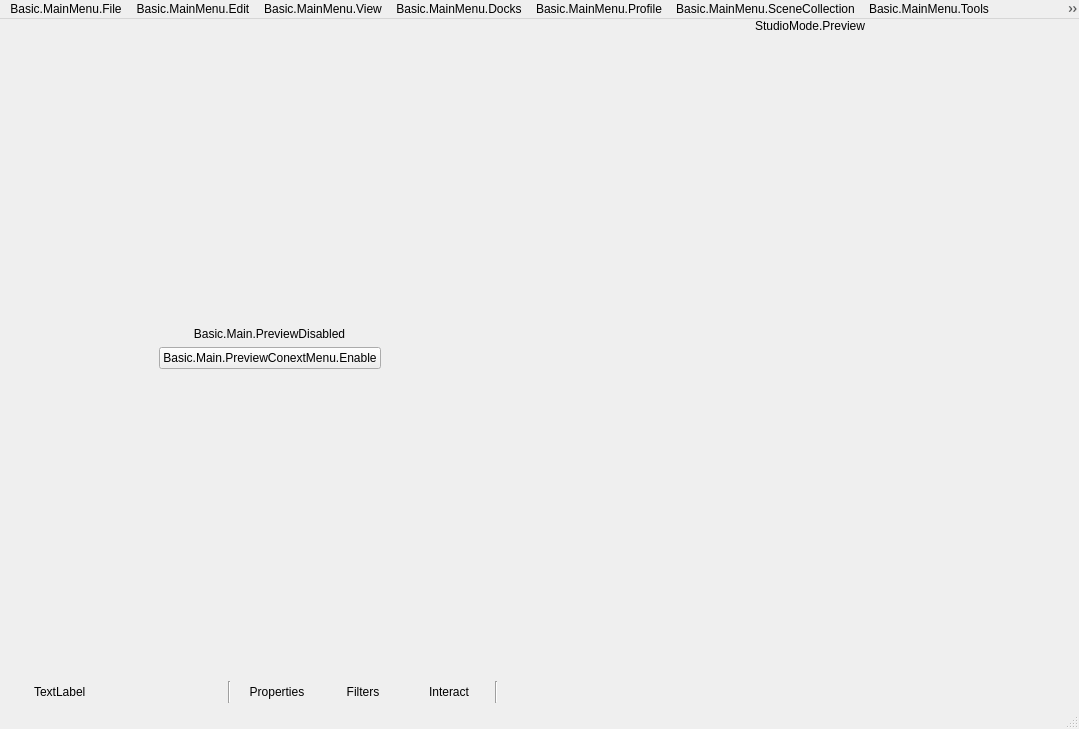
First picture: the form in UI/forms/OBSBasic.ui, repository tytan652/obs-studio, before the edit.
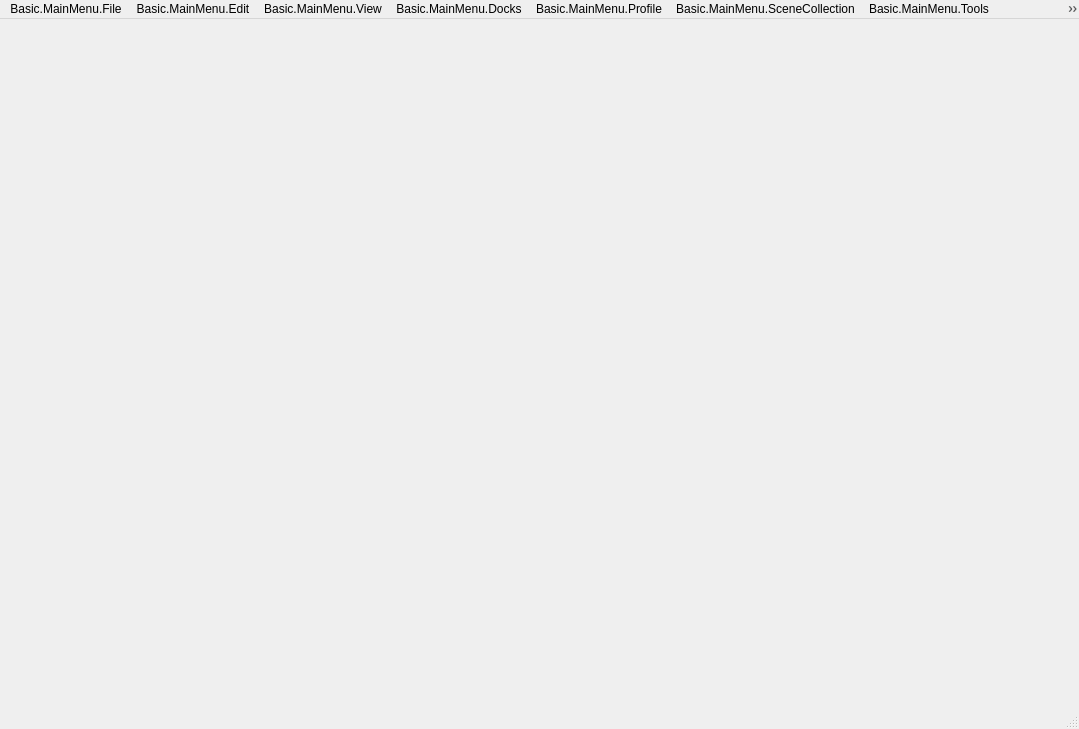
Second picture: the form after the edit. Icons and pictures are not drawn. Custom widgets are drawn as their Qt base class.

Commit message:
UI: Separate central widget from main window
This is dirt separation commit. Following commits will progressly clean
this separation.

OBSBasic is deeply tied to this widget for now.

```diff
--- a/UI/forms/OBSBasic.ui
+++ b/UI/forms/OBSBasic.ui
@@ -36,442 +36,6 @@
   <property name="dockOptions">
    <set>QMainWindow::AllowNestedDocks|QMainWindow::AllowTabbedDocks|QMainWindow::AnimatedDocks</set>
   </property>
-  <widget class="QWidget" name="centralwidget">
-   <layout class="QVBoxLayout" name="verticalLayout">
-    <property name="spacing">
-     <number>0</number>
-    </property>
-    <property name="leftMargin">
-     <number>0</number>
-    </property>
-    <property name="topMargin">
-     <number>0</number>
-    </property>
-    <property name="rightMargin">
-     <number>0</number>
-    </property>
-    <property name="bottomMargin">
-     <number>0</number>
-    </property>
-    <item>
-     <layout class="QHBoxLayout" name="horizontalLayout_2">
-      <item>
-       <layout class="QHBoxLayout" name="previewLayout">
-        <property name="spacing">
-         <number>2</number>
-        </property>
-        <item>
-         <widget class="QFrame" name="previewDisabledWidget">
-          <property name="sizePolicy">
-           <sizepolicy hsizetype="Expanding" vsizetype="Expanding">
-            <horstretch>0</horstretch>
-            <verstretch>0</verstretch>
-           </sizepolicy>
-          </property>
-          <layout class="QVBoxLayout" name="verticalLayout_7">
-           <item>
-            <spacer name="verticalSpacer_2">
-             <property name="orientation">
-              <enum>Qt::Vertical</enum>
-             </property>
-             <property name="sizeHint" stdset="0">
-              <size>
-               <width>20</width>
-               <height>40</height>
-              </size>
-             </property>
-            </spacer>
-           </item>
-           <item>
-            <widget class="QLabel" name="label">
-             <property name="sizePolicy">
-              <sizepolicy hsizetype="Preferred" vsizetype="Preferred">
-               <horstretch>0</horstretch>
-               <verstretch>0</verstretch>
-              </sizepolicy>
-             </property>
-             <property name="text">
-              <string>Basic.Main.PreviewDisabled</string>
-             </property>
-             <property name="alignment">
-              <set>Qt::AlignCenter</set>
-             </property>
-            </widget>
-           </item>
-           <item>
-            <layout class="QHBoxLayout" name="horizontalLayout">
-             <item>
-              <spacer name="horizontalSpacer_2">
-               <property name="orientation">
-                <enum>Qt::Horizontal</enum>
-               </property>
-               <property name="sizeHint" stdset="0">
-                <size>
-                 <width>40</width>
-                 <height>20</height>
-                </size>
-               </property>
-              </spacer>
-             </item>
-             <item>
-              <widget class="QPushButton" name="enablePreviewButton">
-               <property name="text">
-                <string>Basic.Main.PreviewConextMenu.Enable</string>
-               </property>
-              </widget>
-             </item>
-             <item>
-              <spacer name="horizontalSpacer_3">
-               <property name="orientation">
-                <enum>Qt::Horizontal</enum>
-               </property>
-               <property name="sizeHint" stdset="0">
-                <size>
-                 <width>40</width>
-                 <height>20</height>
-                </size>
-               </property>
-              </spacer>
-             </item>
-            </layout>
-           </item>
-           <item>
-            <spacer name="verticalSpacer_3">
-             <property name="orientation">
-              <enum>Qt::Vertical</enum>
-             </property>
-             <property name="sizeHint" stdset="0">
-              <size>
-               <width>20</width>
-               <height>40</height>
-              </size>
-             </property>
-            </spacer>
-           </item>
-          </layout>
-         </widget>
-        </item>
-        <item>
-         <layout class="QVBoxLayout" name="previewTextLayout">
-          <property name="spacing">
-           <number>0</number>
-          </property>
-          <item>
-           <widget class="QLabel" name="previewLabel">
-            <property name="text">
-             <string>StudioMode.Preview</string>
-            </property>
-            <property name="alignment">
-             <set>Qt::AlignBottom|Qt::AlignHCenter</set>
-            </property>
-           </widget>
-          </item>
-          <item>
-           <widget class="OBSBasicPreview" name="preview">
-            <property name="sizePolicy">
-             <sizepolicy hsizetype="Expanding" vsizetype="Expanding">
-              <horstretch>0</horstretch>
-              <verstretch>0</verstretch>
-             </sizepolicy>
-            </property>
-            <property name="minimumSize">
-             <size>
-              <width>32</width>
-              <height>32</height>
-             </size>
-            </property>
-            <property name="focusPolicy">
-             <enum>Qt::ClickFocus</enum>
-            </property>
-            <property name="contextMenuPolicy">
-             <enum>Qt::CustomContextMenu</enum>
-            </property>
-            <addaction name="actionRemoveSource"/>
-           </widget>
-          </item>
-         </layout>
-        </item>
-       </layout>
-      </item>
-     </layout>
-    </item>
-    <item>
-     <widget class="QFrame" name="contextContainer">
-      <property name="sizePolicy">
-       <sizepolicy hsizetype="Preferred" vsizetype="Preferred">
-        <horstretch>0</horstretch>
-        <verstretch>0</verstretch>
-       </sizepolicy>
-      </property>
-      <property name="minimumSize">
-       <size>
-        <width>0</width>
-        <height>30</height>
-       </size>
-      </property>
-      <layout class="QHBoxLayout" name="horizontalLayout9">
-       <property name="spacing">
-        <number>6</number>
-       </property>
-       <property name="sizeConstraint">
-        <enum>QLayout::SetDefaultConstraint</enum>
-       </property>
-       <property name="leftMargin">
-        <number>6</number>
-       </property>
-       <property name="topMargin">
-        <number>4</number>
-       </property>
-       <property name="rightMargin">
-        <number>6</number>
-       </property>
-       <property name="bottomMargin">
-        <number>4</number>
-       </property>
-       <item>
-        <widget class="QFrame" name="contextSubContainer">
-         <property name="sizePolicy">
-          <sizepolicy hsizetype="Preferred" vsizetype="Preferred">
-           <horstretch>0</horstretch>
-           <verstretch>0</verstretch>
-          </sizepolicy>
-         </property>
-         <property name="minimumSize">
-          <size>
-           <width>0</width>
-           <height>0</height>
-          </size>
-         </property>
-         <layout class="QHBoxLayout" name="horizontalLayout_5">
-          <property name="spacing">
-           <number>6</number>
-          </property>
-          <property name="leftMargin">
-           <number>0</number>
-          </property>
-          <property name="topMargin">
-           <number>0</number>
-          </property>
-          <property name="rightMargin">
-           <number>0</number>
-          </property>
-          <property name="bottomMargin">
-           <number>0</number>
-          </property>
-          <item>
-           <widget class="QLabel" name="contextSourceIcon">
-            <property name="sizePolicy">
-             <sizepolicy hsizetype="Fixed" vsizetype="Fixed">
-              <horstretch>0</horstretch>
-              <verstretch>0</verstretch>
-             </sizepolicy>
-            </property>
-            <property name="minimumSize">
-             <size>
-              <width>22</width>
-              <height>22</height>
-             </size>
-            </property>
-            <property name="maximumSize">
-             <size>
-              <width>22</width>
-              <height>22</height>
-             </size>
-            </property>
-            <property name="text">
-             <string/>
-            </property>
-           </widget>
-          </item>
-          <item>
-           <widget class="QLabel" name="contextSourceLabel">
-            <property name="sizePolicy">
-             <sizepolicy hsizetype="Preferred" vsizetype="Fixed">
-              <horstretch>0</horstretch>
-              <verstretch>0</verstretch>
-             </sizepolicy>
-            </property>
-            <property name="minimumSize">
-             <size>
-              <width>160</width>
-              <height>22</height>
-             </size>
-            </property>
-            <property name="maximumSize">
-             <size>
-              <width>160</width>
-              <height>22</height>
-             </size>
-            </property>
-            <property name="text">
-             <string>TextLabel</string>
-            </property>
-           </widget>
-          </item>
-          <item>
-           <widget class="QLabel" name="contextSourceIconSpacer">
-            <property name="sizePolicy">
-             <sizepolicy hsizetype="Fixed" vsizetype="Fixed">
-              <horstretch>0</horstretch>
-              <verstretch>0</verstretch>
-             </sizepolicy>
-            </property>
-            <property name="minimumSize">
-             <size>
-              <width>22</width>
-              <height>22</height>
-             </size>
-            </property>
-            <property name="maximumSize">
-             <size>
-              <width>22</width>
-              <height>22</height>
-             </size>
-            </property>
-            <property name="text">
-             <string/>
-            </property>
-           </widget>
-          </item>
-          <item>
-           <widget class="Line" name="line_3">
-            <property name="orientation">
-             <enum>Qt::Vertical</enum>
-            </property>
-           </widget>
-          </item>
-          <item>
-           <widget class="QPushButton" name="sourcePropertiesButton">
-            <property name="sizePolicy">
-             <sizepolicy hsizetype="Minimum" vsizetype="Fixed">
-              <horstretch>0</horstretch>
-              <verstretch>0</verstretch>
-             </sizepolicy>
-            </property>
-            <property name="minimumSize">
-             <size>
-              <width>0</width>
-              <height>22</height>
-             </size>
-            </property>
-            <property name="toolTip">
-             <string>Properties</string>
-            </property>
-            <property name="text">
-             <string>Properties</string>
-            </property>
-            <property name="icon">
-             <iconset resource="obs.qrc">
-              <normaloff>:/settings/images/settings/general.svg</normaloff>:/settings/images/settings/general.svg</iconset>
-            </property>
-            <property name="flat">
-             <bool>true</bool>
-            </property>
-            <property name="themeID2" stdset="0">
-             <string notr="true">contextBarButton</string>
-            </property>
-           </widget>
-          </item>
-          <item>
-           <widget class="QPushButton" name="sourceFiltersButton">
-            <property name="minimumSize">
-             <size>
-              <width>0</width>
-              <height>22</height>
-             </size>
-            </property>
-            <property name="toolTip">
-             <string>Filters</string>
-            </property>
-            <property name="text">
-             <string>Filters</string>
-            </property>
-            <property name="icon">
-             <iconset resource="obs.qrc">
-              <normaloff>:/res/images/filter.svg</normaloff>:/res/images/filter.svg</iconset>
-            </property>
-            <property name="flat">
-             <bool>true</bool>
-            </property>
-            <property name="themeID2" stdset="0">
-             <string notr="true">contextBarButton</string>
-            </property>
-           </widget>
-          </item>
-          <item>
-           <widget class="QPushButton" name="sourceInteractButton">
-            <property name="minimumSize">
-             <size>
-              <width>0</width>
-              <height>22</height>
-             </size>
-            </property>
-            <property name="toolTip">
-             <string>Interact</string>
-            </property>
-            <property name="text">
-             <string>Interact</string>
-            </property>
-            <property name="icon">
-             <iconset resource="obs.qrc">
-              <normaloff>:/res/images/interact.svg</normaloff>:/res/images/interact.svg</iconset>
-            </property>
-            <property name="flat">
-             <bool>true</bool>
-            </property>
-            <property name="themeID2" stdset="0">
-             <string notr="true">contextBarButton</string>
-            </property>
-           </widget>
-          </item>
-          <item>
-           <widget class="Line" name="line">
-            <property name="orientation">
-             <enum>Qt::Vertical</enum>
-            </property>
-           </widget>
-          </item>
-         </layout>
-        </widget>
-       </item>
-       <item>
-        <widget class="QFrame" name="emptySpace">
-         <property name="sizePolicy">
-          <sizepolicy hsizetype="Expanding" vsizetype="Minimum">
-           <horstretch>0</horstretch>
-           <verstretch>0</verstretch>
-          </sizepolicy>
-         </property>
-         <property name="minimumSize">
-          <size>
-           <width>0</width>
-           <height>22</height>
-          </size>
-         </property>
-         <layout class="QHBoxLayout" name="horizontalLayout_6">
-          <property name="spacing">
-           <number>0</number>
-          </property>
-          <property name="leftMargin">
-           <number>0</number>
-          </property>
-          <property name="topMargin">
-           <number>0</number>
-          </property>
-          <property name="rightMargin">
-           <number>0</number>
-          </property>
-          <property name="bottomMargin">
-           <number>0</number>
-          </property>
-         </layout>
-        </widget>
-       </item>
-      </layout>
-     </widget>
-    </item>
-   </layout>
-  </widget>
   <widget class="QMenuBar" name="menubar">
    <property name="geometry">
     <rect>
@@ -1237,12 +801,6 @@
   </action>
  </widget>
  <customwidgets>
-  <customwidget>
-   <class>OBSBasicPreview</class>
-   <extends>QWidget</extends>
-   <header>window-basic-preview.hpp</header>
-   <container>1</container>
-  </customwidget>
   <customwidget>
    <class>OBSBasicStatusBar</class>
    <extends>QStatusBar</extends>
```
Left out of the diff: 18 changed lines with no effect on the pictures. The commit also changes 12 other files.
